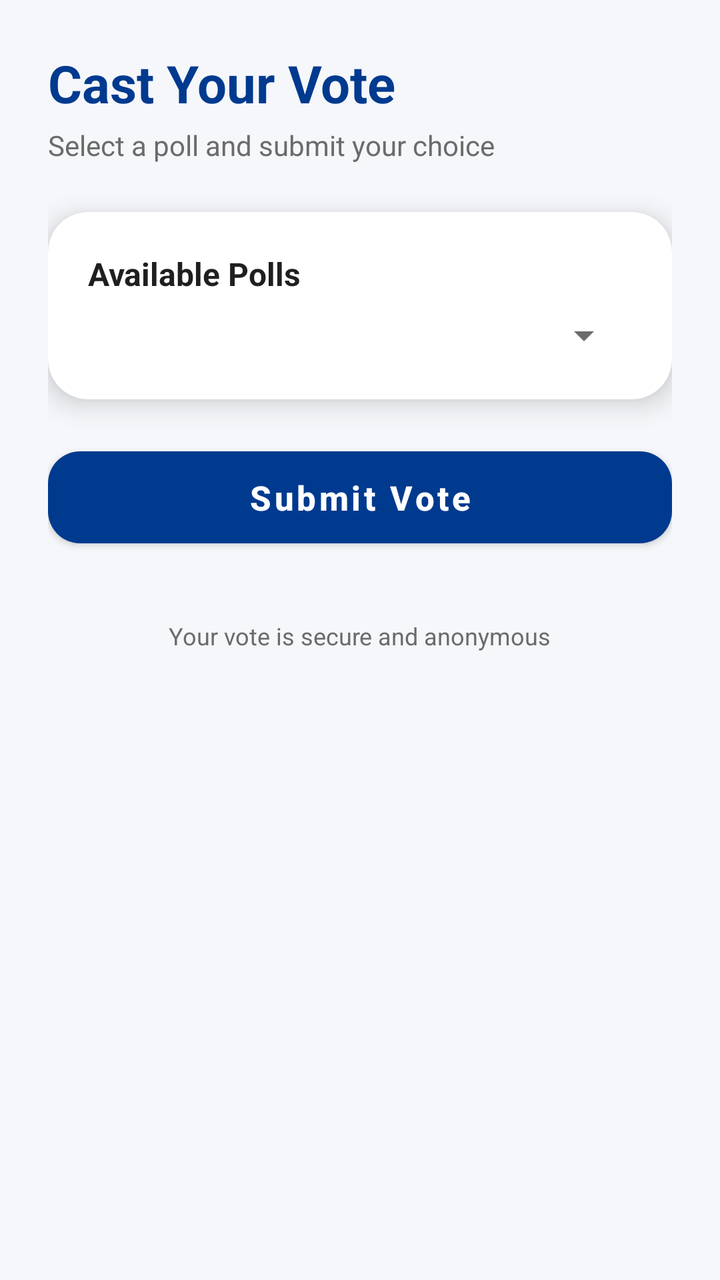
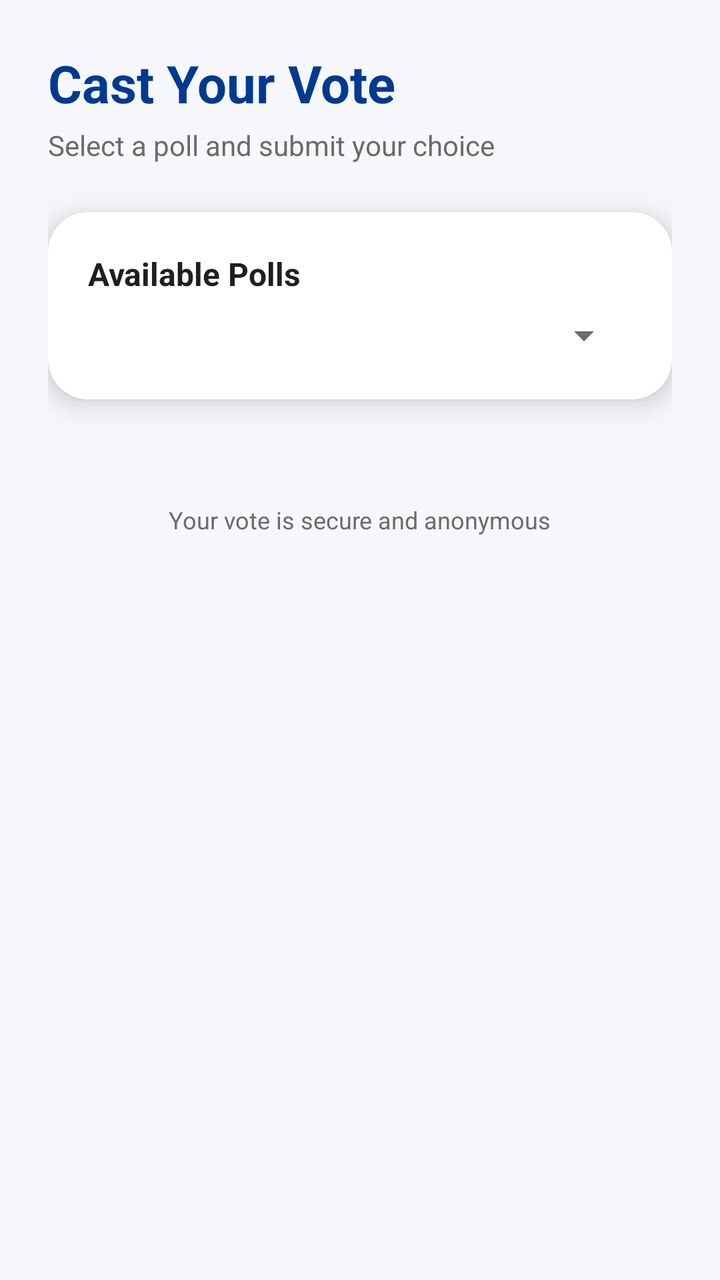

An Android layout rendered at two revisions. The XML below is the earlier revision; the diff shows what the commit changed to produce the second picture.
<!-- AndroidManifest.xml: application theme Theme.SecureAppVoting -->
<!-- res/layout/activity_vote.xml -->
<?xml version="1.0" encoding="utf-8"?>
<ScrollView xmlns:android="http://schemas.android.com/apk/res/android"
    xmlns:app="http://schemas.android.com/apk/res-auto"
    android:layout_width="match_parent"
    android:layout_height="match_parent"
    android:background="@color/background_main"
    android:padding="24dp">

    <LinearLayout
        android:layout_width="match_parent"
        android:layout_height="wrap_content"
        android:orientation="vertical">

        
        <TextView
            android:layout_width="wrap_content"
            android:layout_height="wrap_content"
            android:text="Cast Your Vote"
            android:textSize="26sp"
            android:textStyle="bold"
            android:textColor="@color/bradford_blue"
            android:layout_marginBottom="4dp" />

        <TextView
            android:layout_width="wrap_content"
            android:layout_height="wrap_content"
            android:text="Select a poll and submit your choice"
            android:textSize="14sp"
            android:textColor="@color/text_secondary"
            android:layout_marginBottom="24dp" />

        
        <com.google.android.material.card.MaterialCardView
            android:layout_width="match_parent"
            android:layout_height="wrap_content"
            app:cardCornerRadius="20dp"
            app:cardElevation="8dp"
            app:cardBackgroundColor="@color/card_white"
            android:layout_marginBottom="20dp">

            <LinearLayout
                android:layout_width="match_parent"
                android:layout_height="wrap_content"
                android:orientation="vertical"
                android:padding="20dp">

                <TextView
                    android:layout_width="wrap_content"
                    android:layout_height="wrap_content"
                    android:text="Available Polls"
                    android:textSize="16sp"
                    android:textStyle="bold"
                    android:textColor="@color/text_primary"
                    android:layout_marginBottom="8dp" />

                <Spinner
                    android:id="@+id/spinnerPolls"
                    android:layout_width="match_parent"
                    android:layout_height="wrap_content" />

                <TextView
                    android:id="@+id/txtPollStatus"
                    android:layout_width="wrap_content"
                    android:layout_height="wrap_content"
                    android:textSize="14sp"
                    android:textStyle="bold"
                    android:textColor="#D32F2F"
                    android:layout_marginTop="12dp"
                    android:visibility="gone" />

            </LinearLayout>
        </com.google.android.material.card.MaterialCardView>

        
        <TextView
            android:id="@+id/txtOptions"
            android:layout_width="wrap_content"
            android:layout_height="wrap_content"
            android:text="Choose an option"
            android:textSize="18sp"
            android:textStyle="bold"
            android:textColor="@color/text_primary"
            android:layout_marginBottom="12dp"
            android:visibility="gone" />

        <com.google.android.material.card.MaterialCardView
            android:id="@+id/cardOptions"
            android:layout_width="match_parent"
            android:layout_height="wrap_content"
            app:cardCornerRadius="20dp"
            app:cardElevation="8dp"
            app:cardBackgroundColor="@color/card_white"
            android:layout_marginBottom="24dp"
            android:visibility="gone">

            <LinearLayout
                android:layout_width="match_parent"
                android:layout_height="wrap_content"
                android:orientation="vertical"
                android:padding="20dp">

                
                <RadioGroup
                    android:id="@+id/radioGroupOptions"
                    android:layout_width="match_parent"
                    android:layout_height="wrap_content" />

            </LinearLayout>
        </com.google.android.material.card.MaterialCardView>

        
        <com.google.android.material.button.MaterialButton
            android:id="@+id/btnSubmitVote"
            android:layout_width="match_parent"
            android:layout_height="58dp"
            android:text="Submit Vote"
            android:textAllCaps="false"
            android:textSize="17sp"
            android:textStyle="bold"
            android:textColor="@android:color/white"
            app:cornerRadius="16dp"
            app:backgroundTint="@color/bradford_blue"
            android:elevation="6dp"
            android:enabled="true"
            android:clickable="true"
            android:alpha="1.0"
            android:visibility="visible" />

        
        <TextView
            android:layout_width="wrap_content"
            android:layout_height="wrap_content"
            android:text="Your vote is secure and anonymous"
            android:textSize="12sp"
            android:textColor="@color/text_secondary"
            android:layout_gravity="center_horizontal"
            android:layout_marginTop="32dp" />

    </LinearLayout>
</ScrollView>
<!-- resources referenced by this layout -->
<resources>
  <color name="background_main">#F5F7FA</color>
  <color name="bradford_blue">#003A8F</color>
  <color name="card_white">#FFFFFF</color>
  <color name="text_primary">#1F1F1F</color>
  <color name="text_secondary">#6B6B6B</color>
  <style name="Theme.SecureAppVoting" parent="Theme.MaterialComponents.DayNight.NoActionBar">
  
          
          <item name="colorPrimary">@color/bradford_blue</item>
          <item name="colorPrimaryVariant">@color/bradford_blue_dark</item>
          <item name="colorSecondary">@color/bradford_gold</item>
  
          
          <item name="android:windowBackground">@color/background_main</item>
  
          
          <item name="android:statusBarColor">@color/bradford_blue_dark</item>
  
          
          <item name="android:textColorPrimary">@color/text_primary</item>
          <item name="android:textColorSecondary">@color/text_secondary</item>
  
      </style>
  <color name="bradford_blue_dark">#002B6B</color>
  <color name="bradford_gold">#F5B700</color>
</resources>

<!-- the commit's change to res/layout/activity_vote.xml (unified diff, before → after) -->
@@ -58,6 +58,7 @@
                     android:layout_width="match_parent"
                     android:layout_height="wrap_content" />
 
+                
                 <TextView
                     android:id="@+id/txtPollStatus"
                     android:layout_width="wrap_content"
@@ -66,6 +67,16 @@
                     android:textStyle="bold"
                     android:textColor="#D32F2F"
                     android:layout_marginTop="12dp"
+                    android:visibility="gone" />
+
+                
+                <TextView
+                    android:id="@+id/tvDeadlineStatus"
+                    android:layout_width="wrap_content"
+                    android:layout_height="wrap_content"
+                    android:textSize="14sp"
+                    android:textStyle="bold"
+                    android:layout_marginTop="6dp"
                     android:visibility="gone" />
 
             </LinearLayout>
@@ -99,7 +110,6 @@
                 android:orientation="vertical"
                 android:padding="20dp">
 
-                
                 <RadioGroup
                     android:id="@+id/radioGroupOptions"
                     android:layout_width="match_parent"
@@ -121,10 +131,9 @@
             app:cornerRadius="16dp"
             app:backgroundTint="@color/bradford_blue"
             android:elevation="6dp"
+            android:visibility="gone"
             android:enabled="true"
-            android:clickable="true"
-            android:alpha="1.0"
-            android:visibility="visible" />
+            android:alpha="1.0" />
 
         
         <TextView
